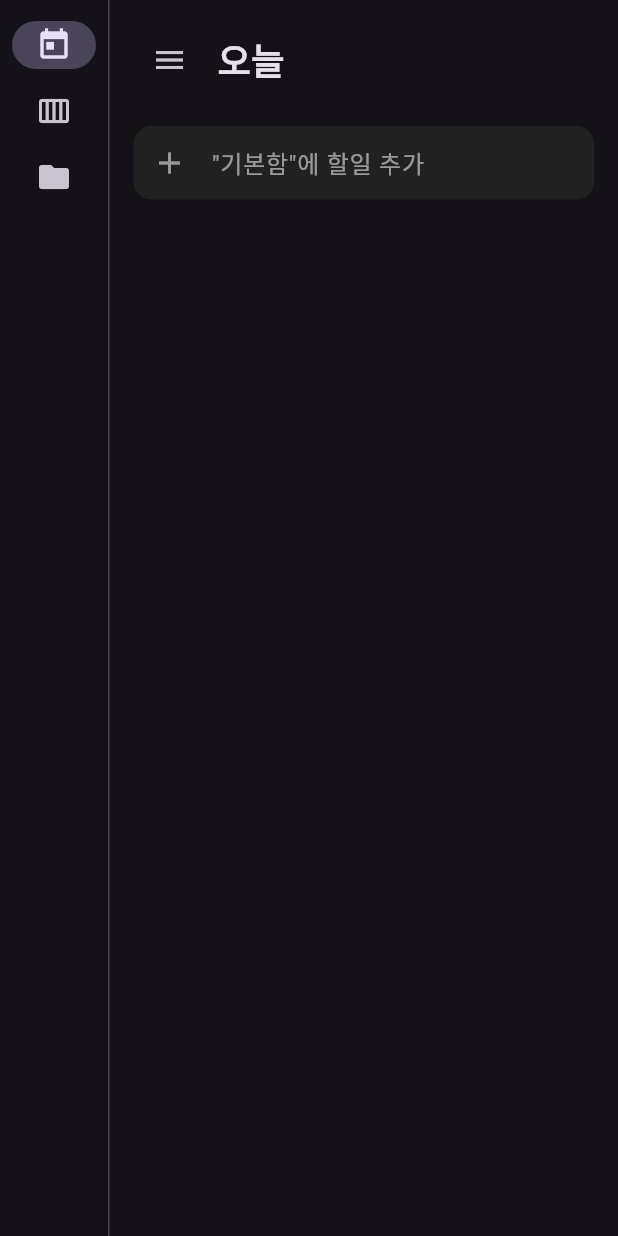
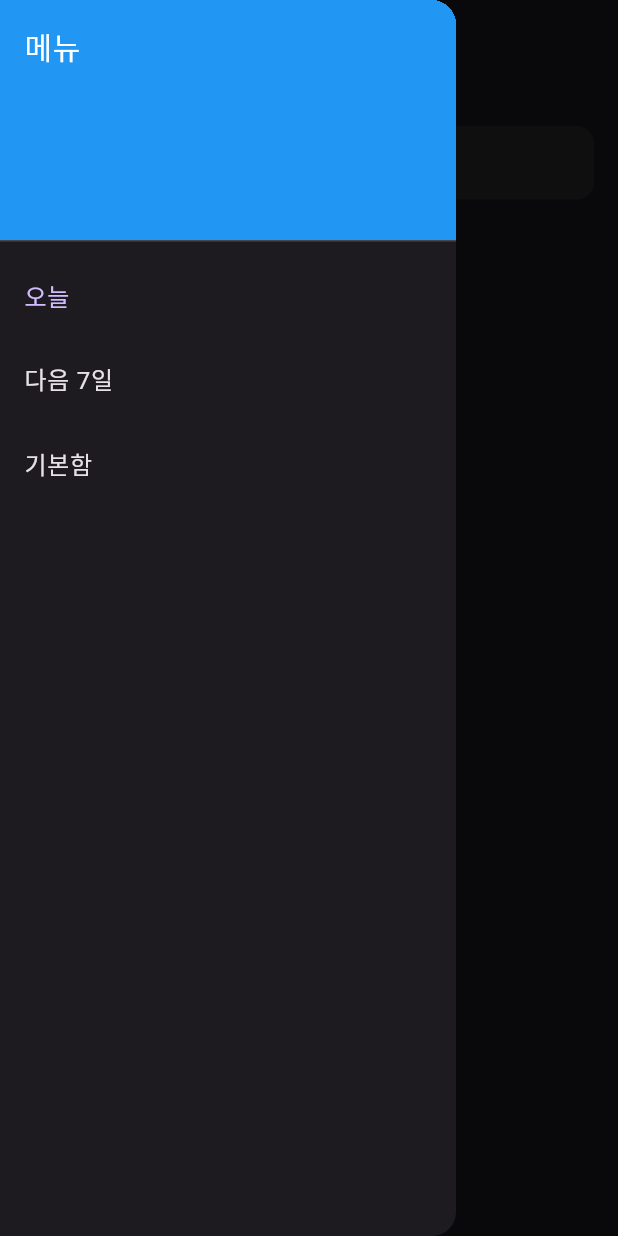
Before and after one commit to minhyeok2487/plan_for_all, a Flutter app: the screen it shows after launch, after a tap on the "menu" icon, on a phone screen of 412 x 824 dp. Run offline on Flutter 3.47's test engine with Material 3 defaults, Android fonts, the phone set to English and light mode, and no system bars; our stand-ins replace flutter_dotenv, flutter_markdown, supabase_flutter; missing offline and left inert: markdown_editor_plus; accounts and stored records are empty.

Commit message:
fix: 모바일 디자인 수정

```diff
--- a/lib/screens/home_screen.dart
+++ b/lib/screens/home_screen.dart
@@ -31,12 +31,36 @@ class _HomeScreenState extends State<HomeScreen> {
   @override
   Widget build(BuildContext context) {
     final taskService = context.watch<TaskService>();
+    final isMobile = MediaQuery.of(context).size.width < 600;
 
     return Scaffold(
+      drawer: isMobile
+          ? Drawer(
+        child: ListView(
+          padding: EdgeInsets.zero,
+          children: [
+            const DrawerHeader(
+              decoration: BoxDecoration(color: Colors.blue),
+              child: Text('메뉴', style: TextStyle(color: Colors.white, fontSize: 20)),
+            ),
+            for (int i = 0; i < _menuTitles.length; i++)
+              ListTile(
+                title: Text(_menuTitles[i]),
+                selected: i == _selectedIndex,
+                onTap: () {
+                  setState(() => _selectedIndex = i);
+                  Navigator.pop(context);
+                },
+              ),
+          ],
+        ),
+      )
+          : null,
       body: Stack(
         children: [
           Row(
             children: [
+              if (!isMobile) ...[
                 MainNavigationRail(
                   isExpanded: _isRailExpanded,
                   selectedIndex: _selectedIndex,
@@ -44,14 +68,25 @@ class _HomeScreenState extends State<HomeScreen> {
                   onToggle: () => setState(() => _isRailExpanded = !_isRailExpanded),
                 ),
                 const VerticalDivider(width: 1, thickness: 1),
+              ],
               Expanded(
+                child: SafeArea(
                   child: Padding(
-                  padding: const EdgeInsets.all(16),
+                    padding: const EdgeInsets.fromLTRB(16, 16, 16, 16),
                     child: Column(
                       crossAxisAlignment: CrossAxisAlignment.start,
                       children: [
+                        // ✅ 메뉴 버튼과 타이틀을 같은 줄에
                         Row(
                           children: [
+                            if (isMobile)
+                              Builder(
+                                builder: (context) => IconButton(
+                                  icon: const Icon(Icons.menu),
+                                  onPressed: () => Scaffold.of(context).openDrawer(),
+                                ),
+                              )
+                            else
                               IconButton(
                                 icon: const Icon(Icons.menu),
                                 onPressed: () => setState(() => _isRailExpanded = !_isRailExpanded),
@@ -84,6 +119,7 @@ class _HomeScreenState extends State<HomeScreen> {
                     ),
                   ),
                 ),
+              ),
             ],
           ),
           if (_selectedTask != null)
```
Also changed, not shown: lib/widgets/task_ediitor.dart (+6 -1 lines). Lines whose indentation alone changed are shown as unchanged.
